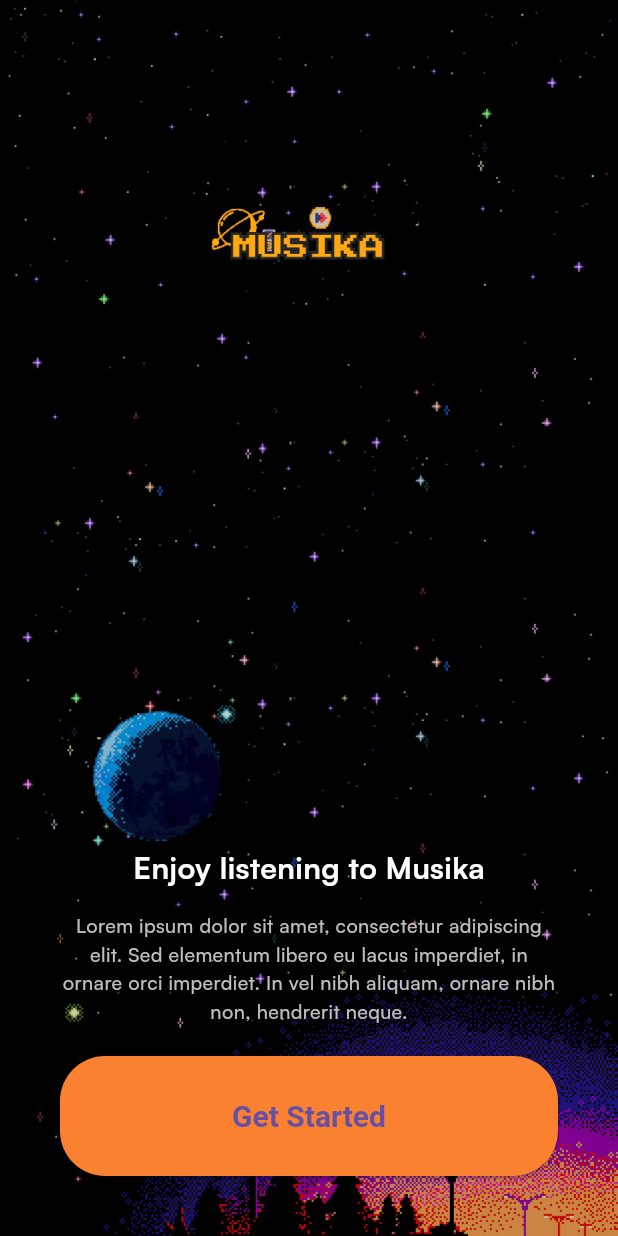
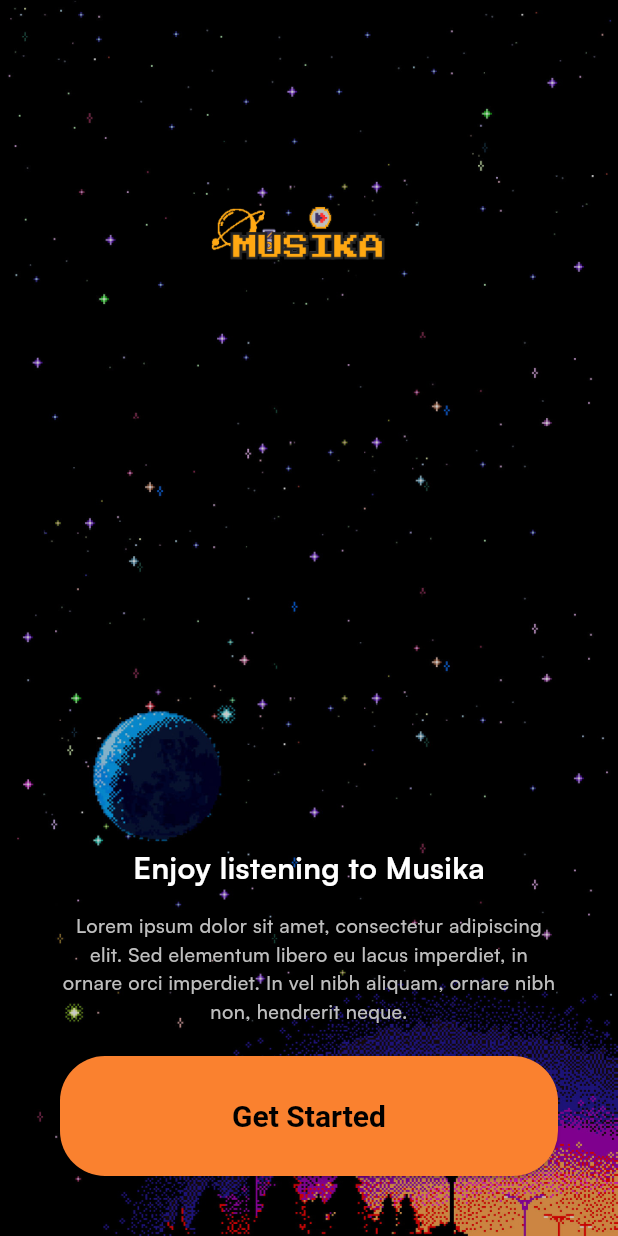
Before and after one commit to Grimmmm0/Musika, a Flutter app: the screen it shows after launch, on a phone screen of 412 x 824 dp. Run offline on Flutter 3.47's test engine with Material 3 defaults, Android fonts, the phone set to English and light mode, and no system bars; our stand-ins replace flutter_bloc, flutter_svg, hydrated_bloc.

Commit message:
Theme Logic,design and Implemantation Done

```diff
--- a/lib/core/configs/theme/app_theme.dart
+++ b/lib/core/configs/theme/app_theme.dart
@@ -10,11 +10,14 @@ class AppTheme {
     elevatedButtonTheme: ElevatedButtonThemeData(
       style: ElevatedButton.styleFrom(
         backgroundColor: AppColors.primary,
+        foregroundColor: Colors.black, // Text color in light mode
         textStyle: const TextStyle(fontSize: 20, fontWeight: FontWeight.bold),
         shape: RoundedRectangleBorder(
           borderRadius: BorderRadius.circular(30),
         ),
-      )));
+      ),
+    ),
+  );
 
   static final darkTheme = ThemeData(
     primaryColor: AppColors.primary,
@@ -24,9 +27,12 @@ class AppTheme {
     elevatedButtonTheme: ElevatedButtonThemeData(
       style: ElevatedButton.styleFrom(
         backgroundColor: AppColors.primary,
+        foregroundColor: Colors.white, // Text color in dark mode
         textStyle: const TextStyle(fontSize: 20, fontWeight: FontWeight.bold),
         shape: RoundedRectangleBorder(
           borderRadius: BorderRadius.circular(30),
         ),
-      )));
+      ),
+    ),
+  );
 }
--- a/lib/main.dart
+++ b/lib/main.dart
@@ -1,8 +1,19 @@
+import 'package:flutter/foundation.dart';
 import 'package:flutter/material.dart';
+import 'package:flutter_bloc/flutter_bloc.dart';
+import 'package:hydrated_bloc/hydrated_bloc.dart';
 import 'package:musika/core/configs/theme/app_theme.dart';
+import 'package:musika/presentation/choose_mode/bloc/theme_cubit.dart';
 import 'package:musika/presentation/splash/pages/splash.dart';
+import 'package:path_provider/path_provider.dart';
 
-void main() {
+Future<void> main() async {
+  WidgetsFlutterBinding.ensureInitialized();
+  HydratedBloc.storage = await HydratedStorage.build(
+    storageDirectory: kIsWeb
+        ? HydratedStorage.webStorageDirectory
+        : await getApplicationDocumentsDirectory(),
+  );
   runApp(const MyApp());
 }
 
@@ -11,10 +22,19 @@ class MyApp extends StatelessWidget {
 
   @override
   Widget build(BuildContext context) {
-    return MaterialApp(
-        debugShowCheckedModeBanner: false,
-        title: 'Musika',
-        theme: AppTheme.lightTheme,
-        home: const SplashPage());
+    return MultiBlocProvider(
+      providers: [
+        BlocProvider(create: (_) => ThemeCubit())
+      ],
+      child: BlocBuilder<ThemeCubit, ThemeMode>(
+        builder: (context, mode) =>
+         MaterialApp(
+            debugShowCheckedModeBanner: false,
+            theme: AppTheme.lightTheme,
+            darkTheme: AppTheme.darkTheme,
+            themeMode: mode,
+            home: const SplashPage()),
+      ),
+    );
   }
 }
--- /dev/null
+++ b/lib/presentation/choose_mode/bloc/theme_cubit.dart
@@ -0,0 +1,22 @@
+import 'package:flutter/material.dart';
+import 'package:hydrated_bloc/hydrated_bloc.dart';
+
+class ThemeCubit extends HydratedCubit<ThemeMode> {
+
+  ThemeCubit() : super(ThemeMode.system);
+
+  void updateTheme(ThemeMode themeMode) => emit(themeMode);
+
+
+  @override
+  ThemeMode? fromJson(Map<String, dynamic> json) {
+    return ThemeMode.values[json['theme'] as int];
+  }
+
+  @override
+  Map<String, dynamic>? toJson(ThemeMode state) {
+   return {'theme': state.index};
+  }
+
+
+}
--- a/pubspec.yaml
+++ b/pubspec.yaml
@@ -36,6 +36,9 @@ dependencies:
   # Use with the CupertinoIcons class for iOS style icons.
   cupertino_icons: ^1.0.8
   flutter_svg:
+  flutter_bloc:
+  hydrated_bloc:
+  path_provider:
 
 dev_dependencies:
   flutter_test:
```
Also changed, not shown: lib/presentation/choose_mode/pages/choose_mode.dart (+45 -6 lines), pubspec.lock, 1 other file. Lines whose indentation alone changed are shown as unchanged.
